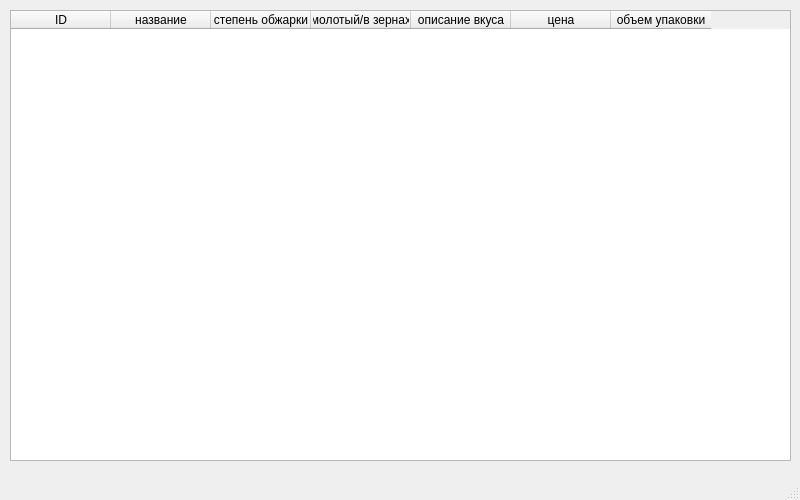
First picture: the form in main.ui, repository palindromedeified/espresso, before the edit.
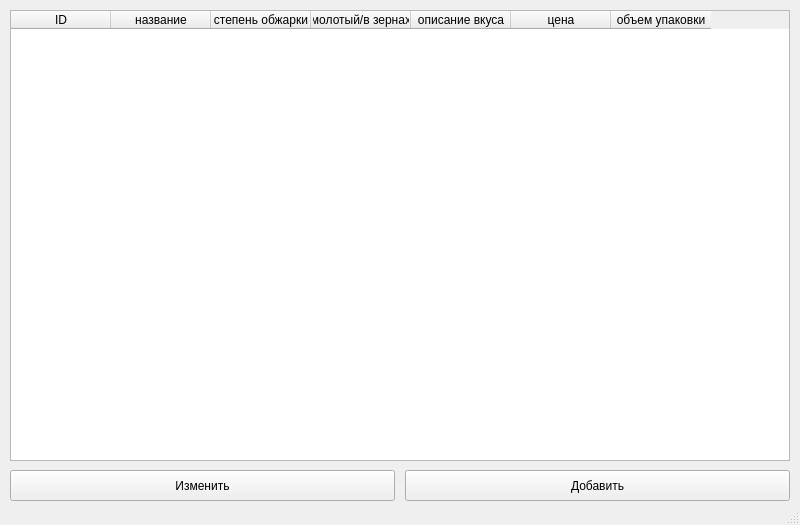
Second picture: the form after the edit.

Commit message: уауау

```diff
--- a/main.ui
+++ b/main.ui
@@ -7,7 +7,7 @@
     <x>0</x>
     <y>0</y>
     <width>800</width>
-    <height>500</height>
+    <height>525</height>
    </rect>
   </property>
   <property name="windowTitle">
@@ -19,7 +19,7 @@
      <rect>
       <x>10</x>
       <y>10</y>
-      <width>781</width>
+      <width>780</width>
       <height>451</height>
      </rect>
     </property>
@@ -59,6 +59,32 @@
      </property>
     </column>
    </widget>
+   <widget class="QPushButton" name="changeButton">
+    <property name="geometry">
+     <rect>
+      <x>10</x>
+      <y>470</y>
+      <width>385</width>
+      <height>31</height>
+     </rect>
+    </property>
+    <property name="text">
+     <string>Изменить</string>
+    </property>
+   </widget>
+   <widget class="QPushButton" name="addButton">
+    <property name="geometry">
+     <rect>
+      <x>405</x>
+      <y>470</y>
+      <width>385</width>
+      <height>31</height>
+     </rect>
+    </property>
+    <property name="text">
+     <string>Добавить</string>
+    </property>
+   </widget>
   </widget>
   <widget class="QMenuBar" name="menubar">
    <property name="geometry">
```
The commit also changes 2 other files.
